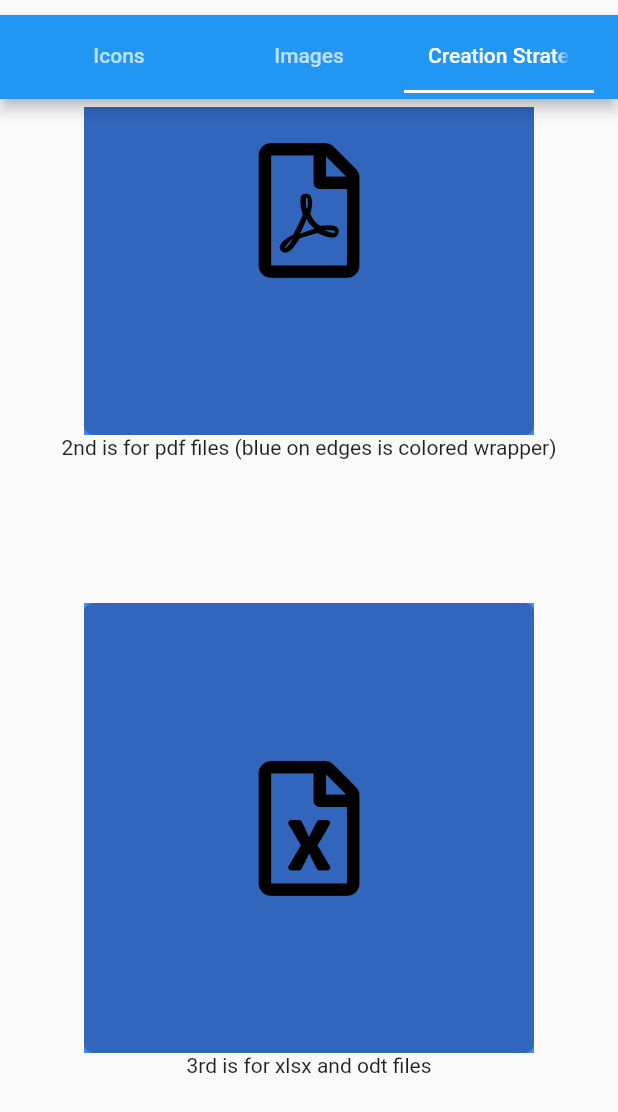
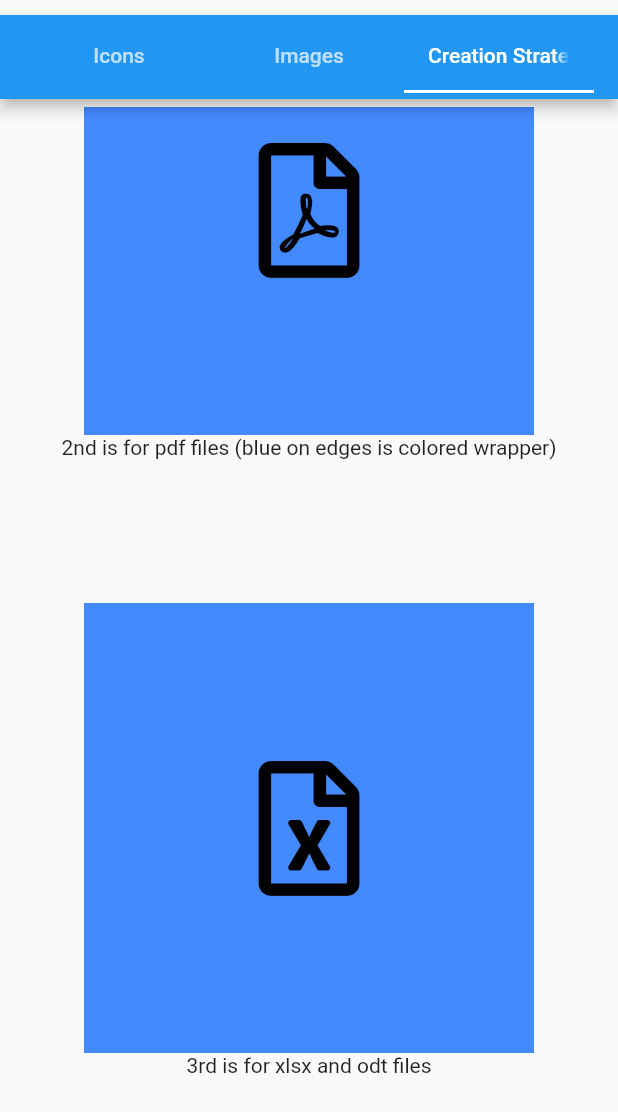
Before and after one commit to 4Q-s-r-o/thumbnailer, a Flutter app: the screen it shows after launch, tab 3 chosen, scrolled down 493 dp, on a phone screen of 412 x 824 dp. Shown: the top 1112 px of the screen. Run offline on Flutter 3.47's test engine with Material 2 defaults, Android fonts, the light colour scheme and no system bars; our stand-ins replace font_awesome_flutter, native_pdf_renderer; missing offline and left inert: spreadsheet_decoder; statements that could not run were skipped.

Commit message:
Apply suggestions from code review

```diff
--- a/example/lib/main.dart
+++ b/example/lib/main.dart
@@ -45,16 +45,15 @@
                       crossAxisCount: 2,
                       children: <Widget>[
                         Column(
-                          children: <Widget>[
+                          children: const <Widget>[
                             Thumbnail(
-                              dataResolver: () async => null,
                               mimeType: 'text/html',
                               widgetSize: 100,
                             ),
-                            const Padding(
+                            Padding(
                               padding: EdgeInsets.symmetric(horizontal: 7),
                               child: Text(
-                                'simplest Thumbnail , only set necessary params (mimeType,widgetSize and dataResolver as () async => null)',
+                                'simplest Thumbnail , only set necessary params (mimeType,widgetSize)',
                                 overflow: TextOverflow.clip,
                                 textAlign: TextAlign.center,
                               ),
@@ -64,7 +63,6 @@
                         Column(
                           children: <Widget>[
                             Thumbnail(
-                              dataResolver: () async => null,
                               mimeType: 'text/html',
                               widgetSize: 100,
                               decoration: WidgetDecoration(
@@ -85,7 +83,6 @@
                         Column(
                           children: <Widget>[
                             Thumbnail(
-                              dataResolver: () async => null,
                               mimeType: 'text/html',
                               dataSize: 125000,
                               name: 'file name',
@@ -108,7 +105,6 @@
                         Column(
                           children: <Widget>[
                             Thumbnail(
-                              dataResolver: () async => null,
                               mimeType:
                                   'application/vnd.openxmlformats-officedocument.wordprocessingml.document',
                               dataSize: 125000,
@@ -123,7 +119,7 @@
                               padding: EdgeInsets.symmetric(horizontal: 7),
                               child: Center(
                                 child: Text(
-                                  'Icons are set thanks to mimeType param and map (in Thumbnails) which maps mimeType-IconData relation',
+                                  'Icons are set thanks to mimeType param and map (Thumbnailer._mimeTypeToIconDataMap) which maps mimeType to IconData',
                                   overflow: TextOverflow.clip,
                                   textAlign: TextAlign.center,
                                 ),
@@ -134,7 +130,6 @@
                         Column(
                           children: <Widget>[
                             Thumbnail(
-                              dataResolver: () async => null,
                               mimeType:
                                   'application/vnd.openxmlformats-officedocument.wordprocessingml.document',
                               dataSize: 125000,
@@ -144,13 +139,13 @@
                                 backgroundColor: Colors.blueAccent,
                                 iconColor: Colors.red,
                                 textColor: Colors.red,
-                                wrapperSize: 110,
+                                wrapperBgColor: Colors.black,
                               ),
                             ),
                             const Padding(
                               padding: EdgeInsets.symmetric(horizontal: 7),
                               child: Text(
-                                'Thumbnail with set text color and wrapper size',
+                                'Thumbnail with set text color and wrapper color',
                                 overflow: TextOverflow.clip,
                                 textAlign: TextAlign.center,
                               ),
@@ -160,49 +155,23 @@
                         Column(
                           children: <Widget>[
                             Thumbnail(
-                              dataResolver: () async => null,
                               mimeType:
                                   'application/vnd.openxmlformats-officedocument.wordprocessingml.document',
                               dataSize: 125000,
                               name: 'file name',
                               widgetSize: 100,
                               decoration: WidgetDecoration(
-                                  backgroundColor: Colors.blueAccent,
-                                  iconColor: Colors.red,
-                                  textColor: Colors.red,
-                                  wrapperSize: 110,
-                                  wrapperBgColor: Colors.black),
+                                backgroundColor: Colors.blueAccent,
+                                iconColor: Colors.red,
+                                textColor: Colors.red,
+                                wrapperSize: 120,
+                                wrapperBgColor: Colors.black,
+                              ),
                             ),
                             const Padding(
                               padding: EdgeInsets.symmetric(horizontal: 7),
                               child: Text(
-                                'Thumbnail with wrapper color set',
-                                textAlign: TextAlign.center,
-                                overflow: TextOverflow.clip,
-                              ),
-                            ),
-                          ],
-                        ),
-                        Column(
-                          children: <Widget>[
-                            Thumbnail(
-                              dataResolver: () async => null,
-                              mimeType:
-                                  'application/vnd.openxmlformats-officedocument.wordprocessingml.document',
-                              dataSize: 125000,
-                              name: 'file name',
-                              widgetSize: 100,
-                              decoration: WidgetDecoration(
-                                  backgroundColor: Colors.blueAccent,
-                                  iconColor: Colors.red,
-                                  textColor: Colors.red,
-                                  wrapperSize: 110,
-                                  wrapperBgColor: Colors.transparent),
-                            ),
-                            const Padding(
-                              padding: EdgeInsets.symmetric(horizontal: 7),
-                              child: Text(
-                                'Thumbnail with transparent wrapper',
+                                'Thumbnail with wrapper size set',
                                 textAlign: TextAlign.center,
                                 overflow: TextOverflow.clip,
                               ),
@@ -249,13 +218,14 @@
                                     .asUint8List();
                               },
                               mimeType: 'image/png',
-                              decoration: WidgetDecoration(wrapperBgColor: Colors.transparent),
                               widgetSize: 100,
+                              dataSize: 12345,
+                              name: 'png',
                             ),
                             const Padding(
                               padding: EdgeInsets.symmetric(horizontal: 7),
                               child: Text(
-                                'png image with transparent wrapper',
+                                'png image with data size and name set',
                                 overflow: TextOverflow.clip,
                                 textAlign: TextAlign.center,
                               ),
@@ -272,7 +242,6 @@
                                     .asUint8List();
                               },
                               mimeType: 'image/jpg',
-                              decoration: WidgetDecoration(wrapperBgColor: Colors.transparent),
                               widgetSize: 100,
                             ),
                             const Padding(
@@ -349,9 +318,8 @@
                               },
                               mimeType: 'image/png',
                               onlyIcon: true,
-                              decoration: WidgetDecoration(
-                                wrapperBgColor: Colors.transparent,
-                              ),
+                              dataSize: 12345,
+                              name: 'png',
                               widgetSize: 100,
                             ),
                             const Padding(
@@ -383,7 +351,6 @@
                               },
                               mimeType: 'image/png',
                               widgetSize: 300,
-                              decoration: WidgetDecoration(wrapperBgColor: Colors.transparent),
                             ),
                             const Padding(
                               padding: EdgeInsets.symmetric(horizontal: 7),
--- a/lib/thumbnailer.dart
+++ b/lib/thumbnailer.dart
@@ -102,7 +102,7 @@
   };
 
   ///Map which contains strategy of creating thumbnail widget
-  static final Map<String, GenerationStrategyFunction> generationStrategies =
+  static final Map<String, GenerationStrategyFunction> _generationStrategies =
       <String, GenerationStrategyFunction>{
     'image': (
       String name,
@@ -197,79 +197,45 @@
         for (int j = 0; j < rowsCount; j++) {
           if (i == 0) {
             if (j == 0) {
-              rowWidgets.add(
-                Container(
-                  decoration: BoxDecoration(
-                    color: const Color.fromRGBO(220, 220, 220, 0.9),
-                    border: Border(
-                      right: BorderSide(width: widgetSize / 300),
-                      bottom: BorderSide(width: widgetSize / 300),
-                      top: BorderSide(width: widgetSize / 300),
-                      left: BorderSide(width: widgetSize / 300),
-                    ),
-                  ),
-                  width: rowWidth,
-                  height: rowHeight,
-                  child: Center(
-                    child: Text(
-                      ' ',
-                      style: TextStyle(fontSize: fontSize, fontWeight: FontWeight.w900),
-                    ),
-                  ),
-                ),
-              );
+              //view selector
+              rowWidgets.add(_createCell(
+                  text: ' ',
+                  rowHeight: rowHeight,
+                  rowWidth: rowWidth,
+                  fontSize: fontSize,
+                  border: Border.fromBorderSide(
+                    BorderSide(width: widgetSize / 300),
+                  )));
             }
-            rowWidgets.add(
-              Container(
-                decoration: BoxDecoration(
-                  color: const Color.fromRGBO(220, 220, 220, 0.9),
+            //column headers
+            rowWidgets.add(_createCell(
+              text: '${rowsS.elementAt(i).elementAt(j) ?? ''}',
+              rowHeight: rowHeight,
+              rowWidth: rowWidth,
+              fontSize: fontSize,
               border: Border(
                 right: BorderSide(width: widgetSize / 300),
                 bottom: BorderSide(width: widgetSize / 300),
                 top: BorderSide(width: widgetSize / 300),
               ),
-                ),
-                width: rowWidth,
-                height: rowHeight,
-                child: Center(
-                  child: LayoutBuilder(
-                    builder: (BuildContext context, BoxConstraints constraints) {
-                      return Text(
-                        '${rowsS.elementAt(i).elementAt(j) ?? ''}',
-                        overflow: TextOverflow.ellipsis,
-                        maxLines: (constraints.maxHeight / fontSize).floor(),
-                        textAlign: TextAlign.center,
-                        style: TextStyle(fontSize: fontSize, fontWeight: FontWeight.w900),
-                      );
-                    },
-                  ),
-                ),
-              ),
-            );
+            ));
           } else {
             if (j == 0) {
-              rowWidgets.add(
-                Container(
-                  decoration: BoxDecoration(
-                    color: const Color.fromRGBO(220, 220, 220, 0.9),
+              //row headers
+              rowWidgets.add(_createCell(
+                text: '$i',
+                rowHeight: rowHeight,
+                rowWidth: rowWidth,
+                fontSize: fontSize,
                 border: Border(
                   right: BorderSide(width: widgetSize / 300),
                   bottom: BorderSide(width: widgetSize / 300),
                   left: BorderSide(width: widgetSize / 300),
                 ),
-                  ),
-                  width: rowWidth,
-                  height: rowHeight,
-                  child: Center(
-                    child: Text(
-                      '$i',
-                      style: TextStyle(fontSize: fontSize, fontWeight: FontWeight.w900),
-                    ),
-                  ),
-                ),
-              );
+              ));
             }
             rowWidgets.add(
+              //cells
               Container(
                 decoration: BoxDecoration(
                   color: Colors.white,
@@ -313,14 +279,39 @@
     return null;
   }
 
+  ///Internal helper function which creates decorated table cell
+  ///used for row headers, column headers and view selector in [_xlsxAndOdsCreationStrategy]
+  static Widget _createCell({
+    @required String text,
+    @required double rowHeight,
+    @required double rowWidth,
+    @required double fontSize,
+    @required Border border,
+  }) {
+    return Container(
+      decoration: BoxDecoration(
+        color: const Color.fromRGBO(220, 220, 220, 0.9),
+        border: border,
+      ),
+      width: rowWidth,
+      height: rowHeight,
+      child: Center(
+        child: Text(
+          text,
+          style: TextStyle(fontSize: fontSize, fontWeight: FontWeight.w900),
+        ),
+      ),
+    );
+  }
+
   ///Adds custom mappings to [_mimeTypeToIconDataMap]
   static void addCustomMimeTypesToIconDataMappings(Map<String, IconData> mappings) {
     _mimeTypeToIconDataMap.addAll(mappings);
   }
 
-  ///Adds custom strategies to [generationStrategies]
+  ///Adds custom strategies to [_generationStrategies]
   static void addCustomGenerationStrategies(Map<String, GenerationStrategyFunction> strategies) {
-    generationStrategies.addAll(strategies);
+    _generationStrategies.addAll(strategies);
   }
 
   ///Returns IconData for given mimeType
@@ -332,7 +323,7 @@
 /// Thumbnail widget
 ///
 /// dataResolver can be defined as dataResolver: () => null, but in this case custom creation
-/// strategies in [Thumbnailer.generationStrategies] has to be aware of null value
+/// strategies in [Thumbnailer._generationStrategies] has to be aware of null value
 class Thumbnail extends StatefulWidget {
   ///constructor
   const Thumbnail({
@@ -344,6 +335,8 @@
     this.name,
     this.decoration,
     this.onlyIcon,
+    this.useWaterMark,
+    this.useWrapper,
   }) : super(key: key);
 
   /// If non-null, the style to use for this thumbnail.
@@ -364,14 +357,20 @@
   /// Size of generated thumbnail without wrapper
   final double widgetSize;
 
-  /// Should be used icon instead of widget from [Thumbnailer.generationStrategies]
+  /// Should be used icon instead of widget from [Thumbnailer._generationStrategies]
   final bool onlyIcon;
+
+  /// Should create watermark and apply for thumbnail
+  final bool useWaterMark;
+
+  /// Should be thumbnail wrapped
+  final bool useWrapper;
 
   @override
   ThumbnailState createState() => ThumbnailState();
 }
 
-/// state for FileThumbnail widget
+/// state for Thumbnail widget
 class ThumbnailState extends State<Thumbnail> {
   Future<Widget> _thumbnailFuture;
 
@@ -379,7 +378,7 @@
   void initState() {
     super.initState();
     final GenerationStrategyFunction generationStrategyFunction = _getIconByMimeType(
-      Thumbnailer.generationStrategies,
+      Thumbnailer._generationStrategies,
       widget.mimeType,
       '/',
     );
@@ -392,17 +391,38 @@
         widget.widgetSize,
         widget.decoration,
       );
-    } else {
-      _thumbnailFuture = Future<Widget>.delayed(Duration.zero, () async => null);
     }
   }
 
-  // REVIEW: prepisat tak, aby najprv zistil ci existuje strategia. ak ano, vraciame FutureWidget, ak
-  // nie, vraciame ikonu. Ak generovanie zlyha, fallback je ikona. Generovanie ikony aj s wrapovanim
-  // teda musi ist do separe metody a bude volana na dvoch miestach
   @override
   Widget build(BuildContext context) {
-    Widget iconWidget;
+    if (_thumbnailFuture != null && !(widget.onlyIcon ?? false)) {
+      return FutureBuilder<Widget>(
+        future: _thumbnailFuture,
+        builder: (BuildContext context, AsyncSnapshot<Widget> snapshot) {
+          if (snapshot.hasError) {
+            throw snapshot.error;
+          }
+          if (snapshot.connectionState == ConnectionState.done) {
+            return _wrapThumbnail(_applyMetadataWatermark(snapshot.data ?? _createIcon()));
+          } else {
+            return Container(
+              child: const Center(child: CircularProgressIndicator()),
+              width: widget.widgetSize,
+              height: widget.widgetSize,
+              decoration:
+                  BoxDecoration(color: widget.decoration?.backgroundColor ?? Colors.black45),
+            );
+          }
+        },
+      );
+    } else {
+      return _wrapThumbnail(_applyMetadataWatermark(_createIcon()));
+    }
+  }
+
+  ///Creates icon if [Thumbnailer._mimeTypeToIconDataMap] contains widget.mimeType if not throws error
+  Widget _createIcon() {
     final IconData iconData = _getIconByMimeType(
       Thumbnailer._mimeTypeToIconDataMap,
       widget.mimeType,
@@ -410,46 +430,17 @@
     );
     if (iconData != null) {
       final WidgetDecoration wd = widget.decoration;
-      iconWidget = _applyMetadataWatermark(Icon(
+      return Icon(
         iconData,
         size: widget.widgetSize * 0.3,
         color: wd?.iconColor ?? Colors.black,
-      ));
-      if (widget.onlyIcon ?? false) {
-        if (iconWidget != null) {
-          return iconWidget = _wrapThumbnail(iconWidget);
+      );
     } else {
       throw FileThumbnailsException(
         message: "Couldn't create thumbnail, unknown mime type: ${widget.mimeType}."
             " Didn't you forget to register custom mimetype/icon mapping?",
       );
     }
-      }
-    }
-    return FutureBuilder<Widget>(
-      future: _thumbnailFuture,
-      builder: (BuildContext context, AsyncSnapshot<Widget> snapshot) {
-        if (snapshot.hasError) {
-          throw snapshot.error;
-        }
-        if (snapshot.connectionState == ConnectionState.done) {
-          if (snapshot.data != null || iconWidget != null) {
-            return _wrapThumbnail(snapshot.data ?? iconWidget);
-          }
-          throw FileThumbnailsException(
-            message: "Couldn't create thumbnail, unknown mime type: ${widget.mimeType}."
-                " Didn't you forget to register custom generation strategy?",
-          );
-        } else {
-          return Container(
-            child: const Center(child: CircularProgressIndicator()),
-            width: widget.widgetSize,
-            height: widget.widgetSize,
-            decoration: BoxDecoration(color: widget.decoration?.backgroundColor ?? Colors.black45),
-          );
-        }
-      },
-    );
   }
 
   ///Internal helper function which extracts [T] value from [mapToExtractFrom].
@@ -469,67 +460,75 @@
     return null;
   }
 
-  //REVIEW: inlajnovat do buducej metody generujucej ikonu
+  ///Wraps thumbnail if (widget.useWrapper ?? true)
   Widget _wrapThumbnail(Widget thumbnail) {
+    if (widget.useWrapper ?? true) {
       return Container(
         width: widget.decoration?.wrapperSize ?? widget.widgetSize,
         height: widget.decoration?.wrapperSize ?? widget.widgetSize,
-      decoration: BoxDecoration(color: widget.decoration?.wrapperBgColor ?? Colors.black26),
+        decoration: BoxDecoration(color: widget.decoration?.wrapperBgColor ?? Colors.transparent),
         child: thumbnail,
       );
+    } else {
+      return thumbnail;
+    }
   }
 
-  // REVIEW: dat moznost ci aplikovat watermark (default true)
-  ///Applies watermark (file name and file size) on widget (used just for icons)
-  Widget _applyMetadataWatermark(Widget widget) {
+  ///Applies watermark (file name and file size) on widget if (widget.useWaterMark ?? true)
+  ///Positions of name and dataSize are fixed
+  Widget _applyMetadataWatermark(Widget thumbnail) {
+    if (widget.useWaterMark ?? true) {
       return Center(
         child: Stack(
           children: <Widget>[
             Container(
-            width: this.widget.widgetSize,
-            height: this.widget.widgetSize,
+              width: widget.widgetSize,
+              height: widget.widgetSize,
               decoration: BoxDecoration(
-              color: this.widget.decoration?.backgroundColor ?? Colors.black26,
+                color: widget.decoration?.backgroundColor ?? Colors.transparent,
                 borderRadius: const BorderRadius.all(Radius.circular(6)),
               ),
-            child: widget,
+              child: thumbnail,
             ),
-          if (this.widget.name != null)
+            if (widget.name != null)
               Positioned(
                 bottom: 5,
                 left: 0,
                 right: 0,
                 child: Container(
-                width: this.widget.widgetSize,
+                  width: widget.widgetSize,
                   child: Padding(
                     padding: const EdgeInsets.only(left: 5, right: 5),
                     child: Center(
                       child: Text(
-                      '${this.widget.name}',
+                        '${widget.name}',
                         style: TextStyle(
                           fontSize: 12,
-                        color: this.widget.decoration?.textColor ?? Colors.black,
+                          color: widget.decoration?.textColor ?? Colors.black,
                         ),
                       ),
                     ),
                   ),
                 ),
               ),
-          if (this.widget.dataSize != null)
+            if (widget.dataSize != null)
               Positioned(
                 top: 5,
                 left: 5,
                 child: Text(
-                '${(this.widget.dataSize / 1024).floor()} kB',
+                  '${(widget.dataSize / 1024).floor()} kB',
                   style: TextStyle(
                     fontSize: 11,
-                  color: this.widget.decoration?.textColor ?? Colors.black,
+                    color: widget.decoration?.textColor ?? Colors.black,
                   ),
                 ),
               ),
           ],
         ),
       );
+    } else {
+      return thumbnail;
+    }
   }
 }
 
```
Lines whose indentation alone changed are shown as unchanged.
